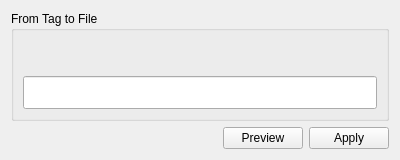
The window that code/src/tagconverter.ui (MBach/Miam-Player) describes before a commit, drawn with Qt 5.
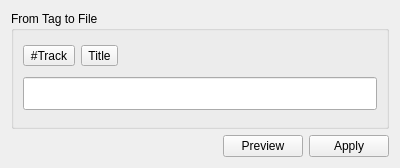
The same window after the commit.

The edit to the form file:
```diff
--- a/code/src/tagconverter.ui
+++ b/code/src/tagconverter.ui
@@ -7,7 +7,7 @@
     <x>0</x>
     <y>0</y>
     <width>400</width>
-    <height>148</height>
+    <height>168</height>
    </rect>
   </property>
   <layout class="QVBoxLayout" name="verticalLayout">
@@ -18,14 +18,35 @@
      </property>
      <layout class="QVBoxLayout" name="verticalLayout_2">
       <item>
-       <widget class="QWidget" name="tagPool" native="true">
-        <property name="minimumSize">
-         <size>
-          <width>300</width>
-          <height>30</height>
-         </size>
-        </property>
-       </widget>
+       <layout class="QHBoxLayout" name="horizontalLayout_2">
+        <item>
+         <widget class="QToolButton" name="toolButton_2">
+          <property name="text">
+           <string>#Track</string>
+          </property>
+         </widget>
+        </item>
+        <item>
+         <widget class="QToolButton" name="toolButton">
+          <property name="text">
+           <string>Title</string>
+          </property>
+         </widget>
+        </item>
+        <item>
+         <spacer name="horizontalSpacer_2">
+          <property name="orientation">
+           <enum>Qt::Horizontal</enum>
+          </property>
+          <property name="sizeHint" stdset="0">
+           <size>
+            <width>40</width>
+            <height>20</height>
+           </size>
+          </property>
+         </spacer>
+        </item>
+       </layout>
       </item>
       <item>
        <widget class="QLineEdit" name="tagPattern">
```
